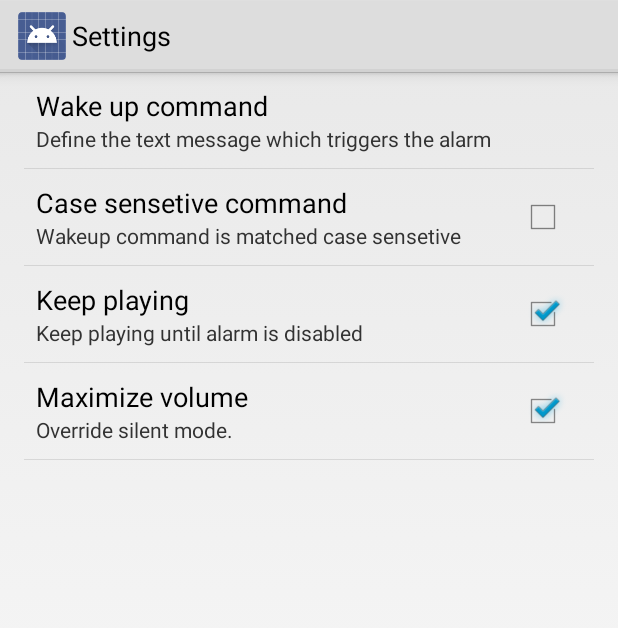
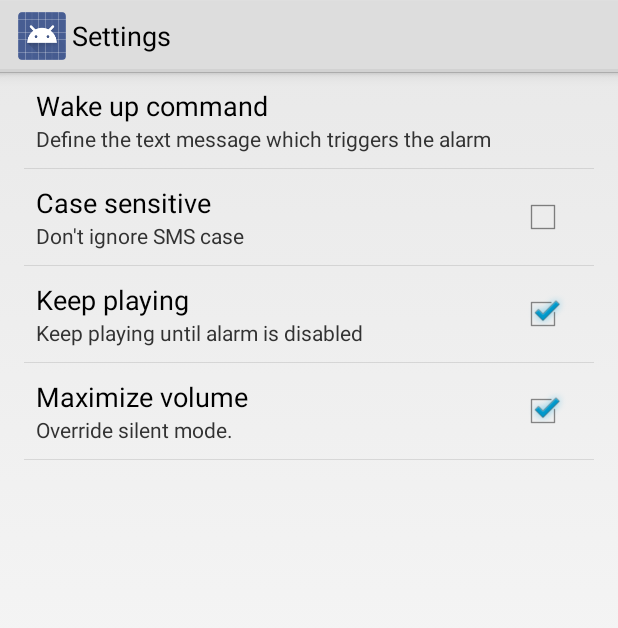
Before and after one commit to tonsV2/SMS-Wakeup, an Android app: the screen it shows after launch (Preferences), in the options menu, after a tap on "Settings", on a phone screen of 412 x 824 dp. Shown: the top 628 px of the screen. Run offline under Robolectric (Android 15) with nearby library versions, the light colour scheme and no system bars.

Commit message:
Corrected spelling of "sensitive", clarified the "case sensitive" option, and fixed a hardcoded string.

```diff
--- a/SMSWakeUp/src/main/java/com/snot/smswakeup/MainActivity.java
+++ b/SMSWakeUp/src/main/java/com/snot/smswakeup/MainActivity.java
@@ -37,7 +37,7 @@ public class MainActivity extends Activity {
 		}
 
 		SharedPreferences prefs = PreferenceManager.getDefaultSharedPreferences(this);
-		String wakeUpCommand = prefs.getString("wakeup_cmd", "WAKEUP");
+		String wakeUpCommand = prefs.getString("wakeup_cmd", "Wakeup");
 		String info = getString(R.string.info);
 		TextView tv = (TextView)findViewById(R.id.info);
 		tv.setText(String.format(info, wakeUpCommand));
--- a/SMSWakeUp/src/main/java/com/snot/smswakeup/SmsReceiver.java
+++ b/SMSWakeUp/src/main/java/com/snot/smswakeup/SmsReceiver.java
@@ -43,8 +43,8 @@ public class SmsReceiver extends BroadcastReceiver {
 
 		prefs = PreferenceManager.getDefaultSharedPreferences(context);
 		// TODO: dont hard code strings
-		String wakeUpCommand = prefs.getString("wakeup_cmd", "WAKEUP");
-		boolean caseSensetiveCompare = prefs.getBoolean("case_sensetive_cmp", false);
+		String wakeUpCommand = prefs.getString("wakeup_cmd", "Wakeup");
+		boolean caseSensitiveCompare = prefs.getBoolean("case_sensitive_cmp", false);
 
 		Bundle pudsBundle = intent.getExtras();
 		Object[] pdus = (Object[]) pudsBundle.get("pdus");
@@ -53,7 +53,7 @@ public class SmsReceiver extends BroadcastReceiver {
 		String phoneNumber = sms.getOriginatingAddress();
 		String message = sms.getMessageBody().trim();
 
-		if(!caseSensetiveCompare)
+		if(!caseSensitiveCompare)
 		{
 			wakeUpCommand = wakeUpCommand.toLowerCase();
 			message = message.toLowerCase();
--- a/SMSWakeUp/src/main/res/values/strings.xml
+++ b/SMSWakeUp/src/main/res/values/strings.xml
@@ -1,7 +1,7 @@
 <?xml version="1.0" encoding="utf-8"?>
 <resources>
 
-    <string name="app_name">SMS Wake Up!</string>
+    <string name="app_name">SMS Wakeup</string>
     <string name="action_settings">Settings</string>
     <string name="action_blacklist">Blacklist</string>
     <string name="action_add_contact">Add</string>
@@ -25,18 +25,17 @@
 
         <string name="prefs_wakeup_cmd_title">Wake up command</string>
         <string name="prefs_wakeup_cmd_summary">Define the text message which triggers the alarm</string>
-        <string name="prefs_wakeup_cmd_default">WAKEUP</string>
+        <string name="prefs_wakeup_cmd_default">Wakeup</string>
         <string name="prefs_edit_wakeup_cmd_title">Edit</string>
 
-        <string name="prefs_case_sensetive_cmp_title">Case sensetive command</string>
-        <string name="prefs_case_sensetive_cmp_summary">Wakeup command is matched case sensetive</string>
+        <string name="prefs_case_sensitive_cmp_title">Case sensitive</string>
+        <string name="prefs_case_sensitive_cmp_summary">Don't ignore SMS case</string>
 
         <string name="prefs_vibrate_title">Vibrate</string>
         <string name="prefs_vibrate_summary">Vibrate on alarm</string>
 
         <string name="prefs_vibrate_time_title">Vibrate time</string>
         <string name="prefs_vibrate_time_summary">Time to vibrate in milliseconds</string>
-
 
         <string name="prefs_flash_title">Flash</string>
         <string name="prefs_flash_summary">Use flashlight on alarm</string>
--- a/SMSWakeUp/src/main/res/xml/preferences.xml
+++ b/SMSWakeUp/src/main/res/xml/preferences.xml
@@ -7,10 +7,10 @@
 		android:dialogTitle="@string/prefs_edit_wakeup_cmd_title"
 		android:defaultValue="@string/prefs_wakeup_cmd_default" />
 	<CheckBoxPreference
-		android:title="@string/prefs_case_sensetive_cmp_title"
+		android:title="@string/prefs_case_sensitive_cmp_title"
 		android:defaultValue="False"
-		android:key="case_sensetive_cmp"
-		android:summary="Wakeup command is matched case sensetive" />
+		android:key="case_sensitive_cmp"
+		android:summary="@string/prefs_case_sensitive_cmp_summary" />
 	<CheckBoxPreference
 		android:title="@string/prefs_keep_playing_title"
 		android:defaultValue="True"
--- a/build.gradle
+++ b/build.gradle
@@ -1 +1,2 @@
 // Top-level build file where you can add configuration options common to all sub-projects/modules.
+compile 'com.android.support:appcompat-v7:18.0.0'
```
